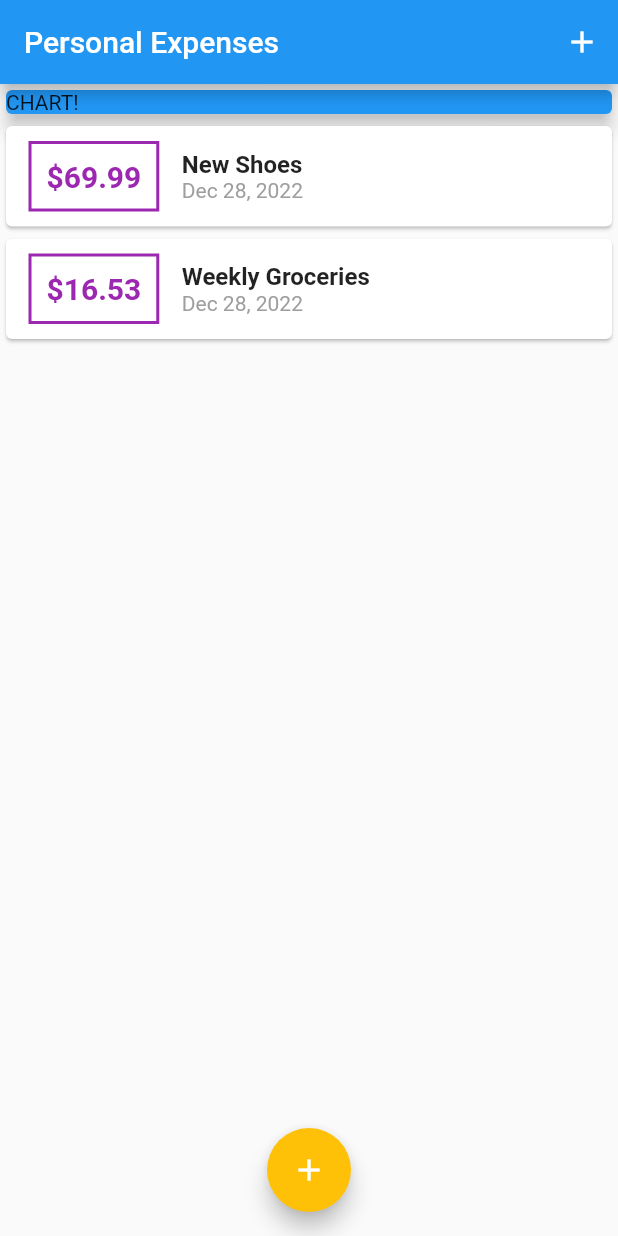
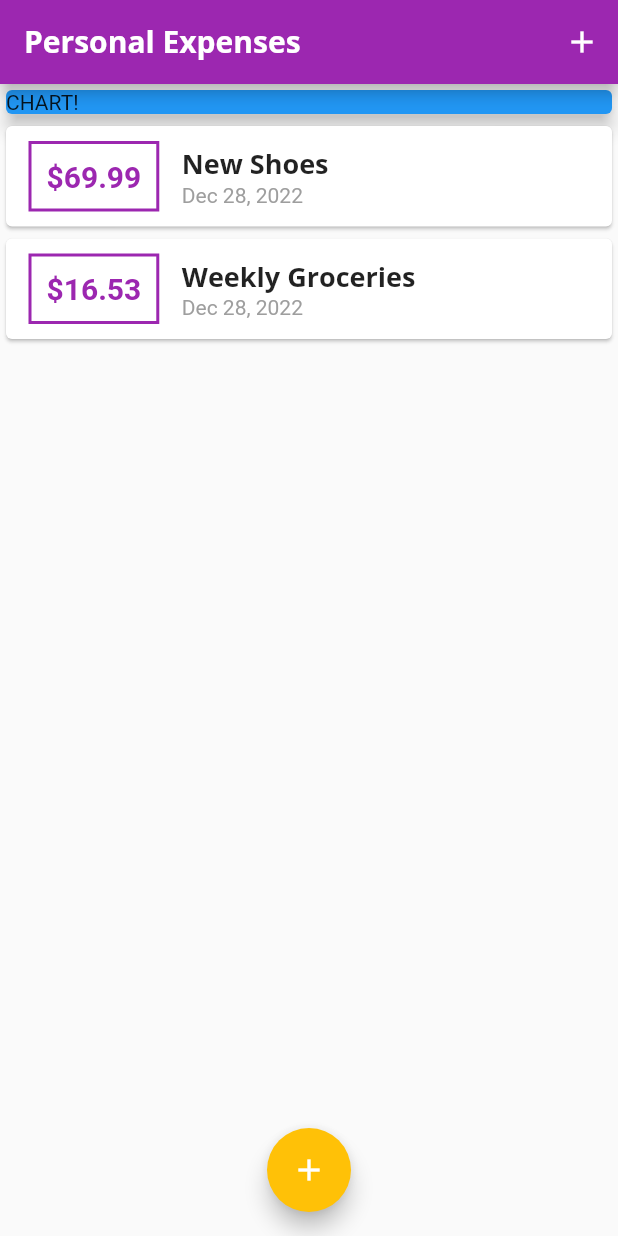
Before and after one commit to JoacoViera/flutter_expenses_app, a Flutter app: the screen it shows after launch, on a phone screen of 412 x 824 dp. Run offline on Flutter 3.47's test engine with Material 2 defaults, Android fonts, the phone set to English and light mode, and no system bars.

Commit message:
adding custom fonts

```diff
--- a/lib/main.dart
+++ b/lib/main.dart
@@ -19,7 +19,22 @@ class MyApp extends StatelessWidget {
       title: 'Personal Expenses',
       theme: ThemeData(
         primarySwatch: Colors.purple,
-        colorScheme: theme.colorScheme.copyWith(secondary: Colors.amber),
+        colorScheme: theme.colorScheme
+            .copyWith(primary: Colors.purple, secondary: Colors.amber),
+        fontFamily: 'Quicksand',
+        textTheme: ThemeData.light().textTheme.copyWith(
+              titleLarge: const TextStyle(
+                  fontFamily: 'OpenSans',
+                  fontSize: 18,
+                  fontWeight: FontWeight.bold),
+            ),
+        appBarTheme: const AppBarTheme(
+          titleTextStyle: TextStyle(
+            fontFamily: 'OpenSans',
+            fontSize: 20,
+            fontWeight: FontWeight.bold,
+          ),
+        ),
       ),
       home: const MyHomePage(),
     );
--- a/lib/widgets/transaction_list.dart
+++ b/lib/widgets/transaction_list.dart
@@ -43,10 +43,7 @@ class TransactionList extends StatelessWidget {
                   children: <Widget>[
                     Text(
                       transactions[index].title,
-                      style: const TextStyle(
-                        fontSize: 16,
-                        fontWeight: FontWeight.bold,
-                      ),
+                      style: Theme.of(context).textTheme.titleLarge,
                     ),
                     Text(
                       DateFormat.yMMMd().format(transactions[index].date),
```
Also changed, not shown: pubspec.yaml (+11 -11 lines), assets/fonts/OpenSans-Bold.ttf (added), assets/fonts/OpenSans-Regular.ttf (added), assets/fonts/Quicksand-Bold.ttf (added), assets/fonts/Quicksand-Light.ttf (added), assets/fonts/Quicksand-Medium.ttf (added), assets/fonts/Quicksand-Regular.ttf (added).
